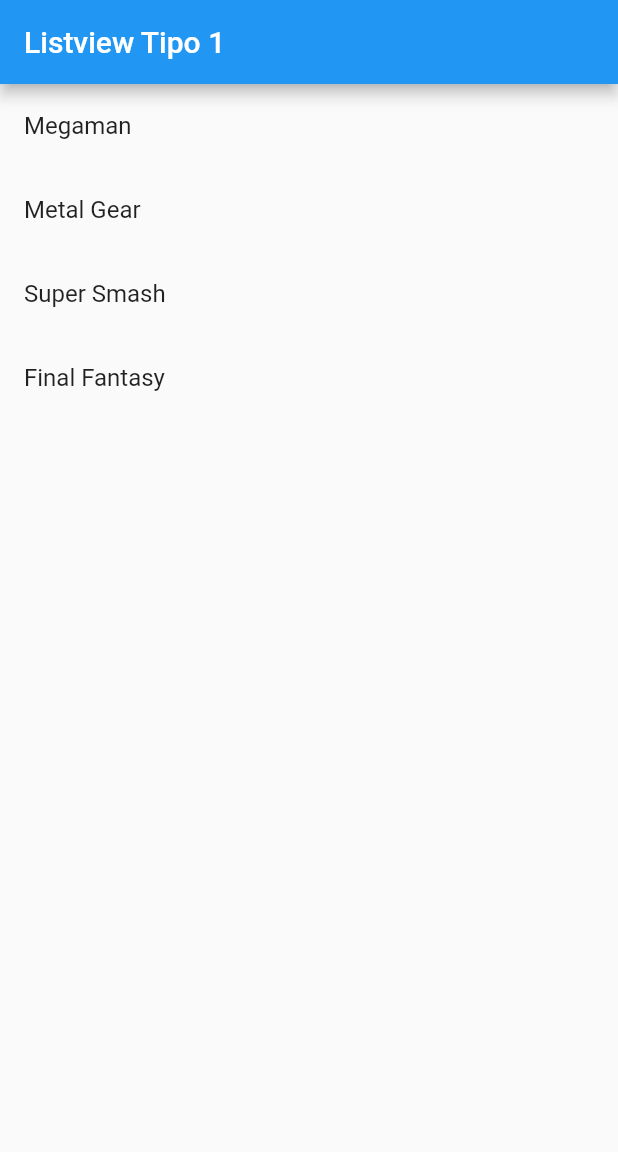
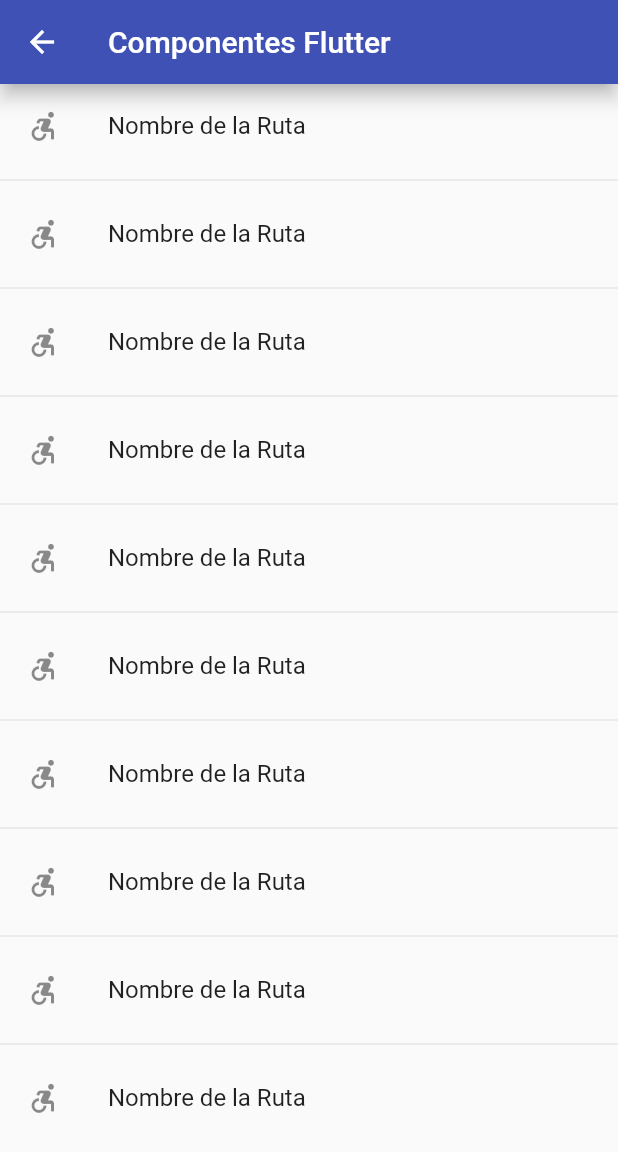
Before and after one commit to EdgarLS7/fltproject, a Flutter app: the screen it shows after launch, on a phone screen of 412 x 824 dp. Shown: the top 1152 px of the screen. Run offline on Flutter 3.47's test engine with Material 2 defaults, Android fonts, the phone set to English and light mode, and no system bars.

Commit message:
Listas udemy hasta 70

```diff
--- a/lib/main.dart
+++ b/lib/main.dart
@@ -8,10 +8,22 @@
 
   @override
   Widget build(BuildContext context) {
-    return const MaterialApp(
+    return  MaterialApp(
       debugShowCheckedModeBanner: false,
       title: 'Material App',
-      home: Listview1Screen()
+      initialRoute: '/home',
+      routes: {
+        '/home'     : ( _ ) => const HomeScreen(),
+        '/listview1': ( _ ) => const Listview1Screen(),
+        '/listview2': ( _ ) => const Listview2Screen(),
+        '/alert'    : ( _ ) => const AlertScreen(),
+        '/card'     : ( _ ) => const CardScreen(),
+      },
+      onGenerateRoute: (settings) {
+        return MaterialPageRoute(
+          builder: (context) => const AlertScreen(),
+        );
+      },
     );
   }
 }
--- /dev/null
+++ b/lib/screens/home_screen.dart
@@ -0,0 +1,33 @@
+import 'package:flt_project/screens/screens.dart';
+import 'package:flutter/material.dart';
+
+class HomeScreen extends StatelessWidget {
+
+  const HomeScreen({Key? key}) : super(key: key);
+
+  @override
+  Widget build(BuildContext context) {
+    return Scaffold(
+      appBar: AppBar(
+        title: const Text('Componentes Flutter'),
+        elevation: 5,
+        backgroundColor: Colors.indigo,
+      ),
+      body: ListView.separated(
+        itemBuilder: ( _ , __ ) => ListTile(
+          leading: const Icon(Icons.accessible_forward_outlined),
+          title: const Text('Nombre de la Ruta'),
+          onTap: () {
+            // final route = MaterialPageRoute(
+            //   builder: (context) => const Listview2Screen(),
+            // );
+            // Navigator.push(context, route);
+
+            Navigator.pushNamed(context, '/alert');
+          },
+        ),
+        separatorBuilder: ( _, __ ) => const Divider(),
+        itemCount: 10)
+    );
+  }
+}
--- a/lib/screens/listview1_screen.dart
+++ b/lib/screens/listview1_screen.dart
@@ -18,6 +18,7 @@
           ...opciones.map(
             (juegos) => ListTile(
               title: Text(juegos),
+              trailing: const Icon(Icons.arrow_forward_ios_outlined),
             )
           ).toList()
         ],
--- a/lib/screens/screens.dart
+++ b/lib/screens/screens.dart
@@ -1 +1,6 @@
+
+export 'package:flt_project/screens/alert_screen.dart';
+export 'package:flt_project/screens/card_container.dart';
+export 'package:flt_project/screens/home_screen.dart';
 export 'package:flt_project/screens/listview1_screen.dart';
+export 'package:flt_project/screens/listview2_screen.dart';
```
Also changed, not shown: lib/screens/alert_screen.dart (added, +15 -0 lines), lib/screens/card_container.dart (added, +15 -0 lines), lib/screens/listview2_screen.dart (added, +30 -0 lines).
